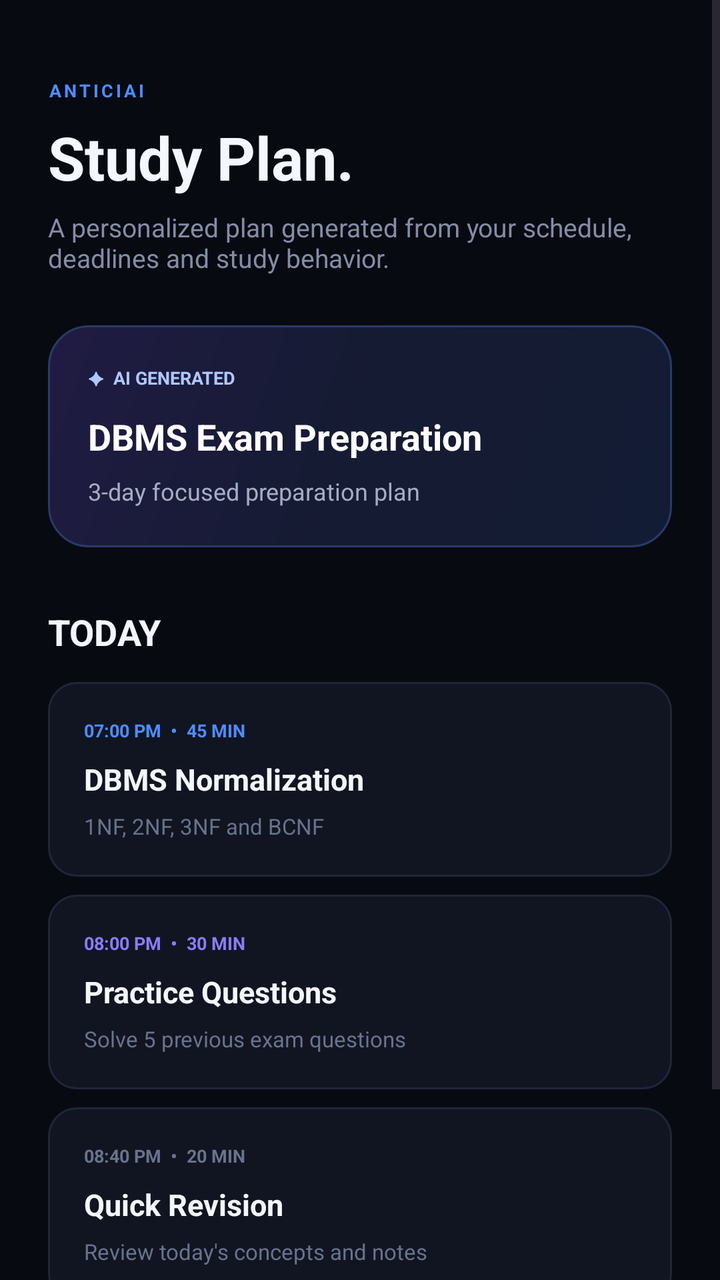
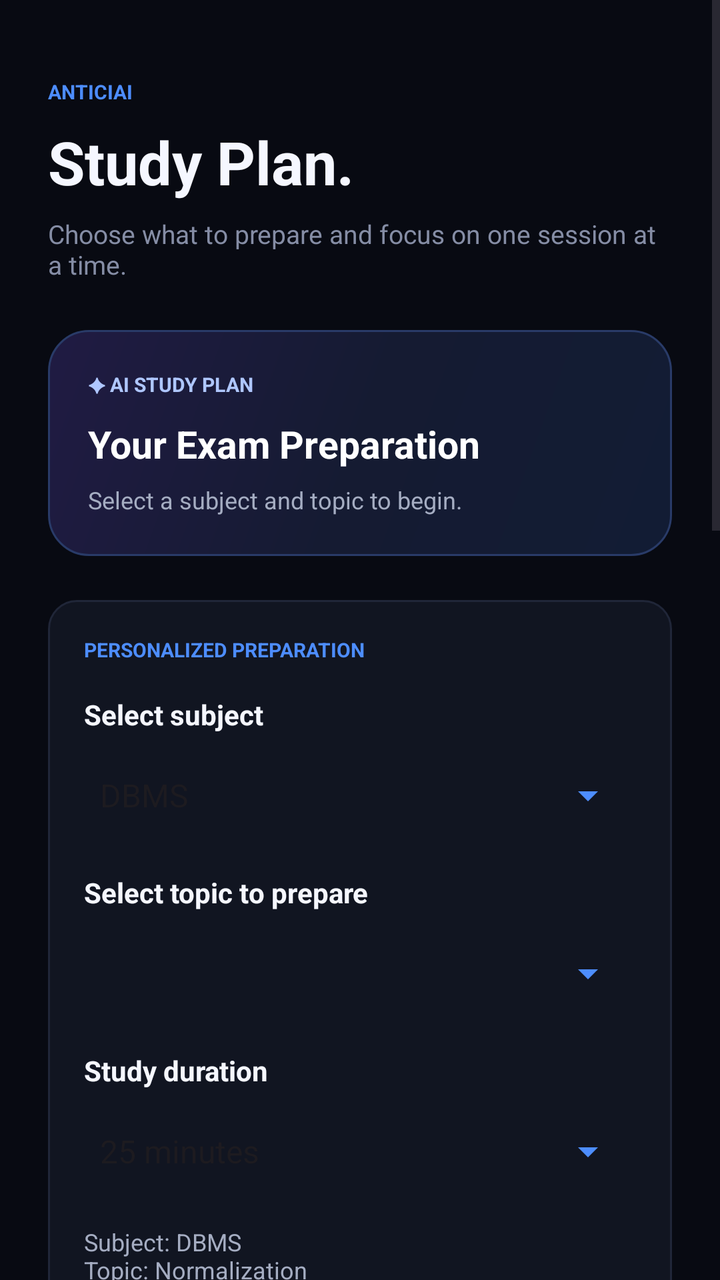

The first picture is an Android layout as it rendered before a commit; the second is the same layout after the commit. The layout source and the unified diff follow.
<!-- AndroidManifest.xml: application theme Theme.AnticiAI -->
<!-- res/layout/fragment_study_plan.xml -->
<?xml version="1.0" encoding="utf-8"?>
<ScrollView
    xmlns:android="http://schemas.android.com/apk/res/android"
    android:layout_width="match_parent"
    android:layout_height="match_parent"
    android:background="#080A12"
    android:fillViewport="true">

    <LinearLayout
        android:layout_width="match_parent"
        android:layout_height="wrap_content"
        android:orientation="vertical"
        android:padding="24dp">

        

        <TextView
            android:layout_width="wrap_content"
            android:layout_height="wrap_content"
            android:layout_marginTop="15dp"
            android:letterSpacing="0.15"
            android:text="ANTICIAI"
            android:textColor="#4D8DFF"
            android:textSize="9sp"
            android:textStyle="bold" />

        <TextView
            android:layout_width="wrap_content"
            android:layout_height="wrap_content"
            android:layout_marginTop="7dp"
            android:text="Study Plan."
            android:textColor="#F5F7FF"
            android:textSize="30sp"
            android:textStyle="bold" />

        <TextView
            android:layout_width="match_parent"
            android:layout_height="wrap_content"
            android:layout_marginTop="6dp"
            android:text="A personalized plan generated from your schedule, deadlines and study behavior."
            android:textColor="#858DA5"
            android:textSize="13sp" />

        

        <LinearLayout
            android:layout_width="match_parent"
            android:layout_height="wrap_content"
            android:layout_marginTop="25dp"
            android:background="@drawable/bg_prediction_card"
            android:orientation="vertical"
            android:padding="20dp">

            <TextView
                android:layout_width="wrap_content"
                android:layout_height="wrap_content"
                android:text="✦  AI GENERATED"
                android:textColor="#AFC7FF"
                android:textSize="9sp"
                android:textStyle="bold" />

            <TextView
                android:id="@+id/tvPlanTitle"
                android:layout_width="match_parent"
                android:layout_height="wrap_content"
                android:layout_marginTop="11dp"
                android:text="DBMS Exam Preparation"
                android:textColor="#FFFFFF"
                android:textSize="18sp"
                android:textStyle="bold" />

            <TextView
                android:id="@+id/tvPlanDescription"
                android:layout_width="match_parent"
                android:layout_height="wrap_content"
                android:layout_marginTop="7dp"
                android:text="3-day focused preparation plan"
                android:textColor="#A5ADC2"
                android:textSize="12sp" />

        </LinearLayout>

        

        <TextView
            android:layout_width="wrap_content"
            android:layout_height="wrap_content"
            android:layout_marginTop="30dp"
            android:text="TODAY"
            android:textColor="#F5F7FF"
            android:textSize="18sp"
            android:textStyle="bold" />

        

        <LinearLayout
            android:layout_width="match_parent"
            android:layout_height="wrap_content"
            android:layout_marginTop="13dp"
            android:background="@drawable/bg_main_card"
            android:orientation="vertical"
            android:padding="18dp">

            <TextView
                android:id="@+id/tvSession1Time"
                android:layout_width="wrap_content"
                android:layout_height="wrap_content"
                android:text="07:00 PM  •  45 MIN"
                android:textColor="#4D8DFF"
                android:textSize="9sp"
                android:textStyle="bold" />

            <TextView
                android:id="@+id/tvSession1Title"
                android:layout_width="match_parent"
                android:layout_height="wrap_content"
                android:layout_marginTop="8dp"
                android:text="DBMS Normalization"
                android:textColor="#F5F7FF"
                android:textSize="15sp"
                android:textStyle="bold" />

            <TextView
                android:id="@+id/tvSession1Description"
                android:layout_width="match_parent"
                android:layout_height="wrap_content"
                android:layout_marginTop="6dp"
                android:text="1NF, 2NF, 3NF and BCNF"
                android:textColor="#69738D"
                android:textSize="11sp" />

        </LinearLayout>

        

        <LinearLayout
            android:layout_width="match_parent"
            android:layout_height="wrap_content"
            android:layout_marginTop="9dp"
            android:background="@drawable/bg_main_card"
            android:orientation="vertical"
            android:padding="18dp">

            <TextView
                android:id="@+id/tvSession2Time"
                android:layout_width="wrap_content"
                android:layout_height="wrap_content"
                android:text="08:00 PM  •  30 MIN"
                android:textColor="#8B7CFF"
                android:textSize="9sp"
                android:textStyle="bold" />

            <TextView
                android:id="@+id/tvSession2Title"
                android:layout_width="match_parent"
                android:layout_height="wrap_content"
                android:layout_marginTop="8dp"
                android:text="Practice Questions"
                android:textColor="#F5F7FF"
                android:textSize="15sp"
                android:textStyle="bold" />

            <TextView
                android:id="@+id/tvSession2Description"
                android:layout_width="match_parent"
                android:layout_height="wrap_content"
                android:layout_marginTop="6dp"
                android:text="Solve 5 previous exam questions"
                android:textColor="#69738D"
                android:textSize="11sp" />

        </LinearLayout>

        

        <LinearLayout
            android:layout_width="match_parent"
            android:layout_height="wrap_content"
            android:layout_marginTop="9dp"
            android:background="@drawable/bg_main_card"
            android:orientation="vertical"
            android:padding="18dp">

            <TextView
                android:id="@+id/tvSession3Time"
                android:layout_width="wrap_content"
                android:layout_height="wrap_content"
                android:text="08:40 PM  •  20 MIN"
                android:textColor="#69738D"
                android:textSize="9sp"
                android:textStyle="bold" />

            <TextView
                android:id="@+id/tvSession3Title"
                android:layout_width="match_parent"
                android:layout_height="wrap_content"
                android:layout_marginTop="8dp"
                android:text="Quick Revision"
                android:textColor="#F5F7FF"
                android:textSize="15sp"
                android:textStyle="bold" />

            <TextView
                android:id="@+id/tvSession3Description"
                android:layout_width="match_parent"
                android:layout_height="wrap_content"
                android:layout_marginTop="6dp"
                android:text="Review today's concepts and notes"
                android:textColor="#69738D"
                android:textSize="11sp" />

        </LinearLayout>

        

        <TextView
            android:id="@+id/btnStartPlan"
            android:layout_width="match_parent"
            android:layout_height="52dp"
            android:layout_marginTop="25dp"
            android:background="@drawable/bg_profile_circle"
            android:gravity="center"
            android:text="START STUDY PLAN  →"
            android:textColor="#FFFFFF"
            android:textSize="11sp"
            android:textStyle="bold" />

    </LinearLayout>

</ScrollView>
<!-- resources referenced by this layout -->
<resources>
  <!-- drawable bg_main_card (drawable) -->
  <?xml version="1.0" encoding="utf-8"?>
  <shape xmlns:android="http://schemas.android.com/apk/res/android">
  
      <solid android:color="#111521"/>
  
      <stroke
          android:width="1dp"
          android:color="#202638"/>
  
      <corners android:radius="14dp"/>
  
  </shape>
  <!-- drawable bg_prediction_card (drawable) -->
  <?xml version="1.0" encoding="utf-8"?>
  <shape xmlns:android="http://schemas.android.com/apk/res/android">
  
      <gradient
          android:angle="135"
          android:startColor="#121C34"
          android:centerColor="#151B32"
          android:endColor="#201B43"/>
  
      <stroke
          android:width="1dp"
          android:color="#293B68"/>
  
      <corners android:radius="20dp"/>
  
  </shape>
  <!-- drawable bg_profile_circle (drawable) -->
  <?xml version="1.0" encoding="utf-8"?>
  <shape xmlns:android="http://schemas.android.com/apk/res/android"
      android:shape="oval">
  
      <gradient
          android:angle="135"
          android:startColor="#4D8DFF"
          android:endColor="#7165FF"/>
  
  </shape>
  <style name="Theme.AnticiAI" parent="Base.Theme.AnticiAI" />
  <style name="Base.Theme.AnticiAI" parent="Theme.Material3.DayNight.NoActionBar">
          
          
      </style>
</resources>

<!-- the commit's change to res/layout/fragment_study_plan.xml (unified diff, before → after) -->
@@ -1,6 +1,5 @@
 <?xml version="1.0" encoding="utf-8"?>
-<ScrollView
-    xmlns:android="http://schemas.android.com/apk/res/android"
+<ScrollView xmlns:android="http://schemas.android.com/apk/res/android"
     android:layout_width="match_parent"
     android:layout_height="match_parent"
     android:background="#080A12"
@@ -13,21 +12,19 @@
         android:padding="24dp">
 
         
-
         <TextView
             android:layout_width="wrap_content"
             android:layout_height="wrap_content"
             android:layout_marginTop="15dp"
-            android:letterSpacing="0.15"
             android:text="ANTICIAI"
             android:textColor="#4D8DFF"
-            android:textSize="9sp"
-            android:textStyle="bold" />
-
-        <TextView
-            android:layout_width="wrap_content"
-            android:layout_height="wrap_content"
-            android:layout_marginTop="7dp"
+            android:textSize="10sp"
+            android:textStyle="bold" />
+
+        <TextView
+            android:layout_width="match_parent"
+            android:layout_height="wrap_content"
+            android:layout_marginTop="8dp"
             android:text="Study Plan."
             android:textColor="#F5F7FF"
             android:textSize="30sp"
@@ -36,17 +33,16 @@
         <TextView
             android:layout_width="match_parent"
             android:layout_height="wrap_content"
-            android:layout_marginTop="6dp"
-            android:text="A personalized plan generated from your schedule, deadlines and study behavior."
+            android:layout_marginTop="7dp"
+            android:text="Choose what to prepare and focus on one session at a time."
             android:textColor="#858DA5"
             android:textSize="13sp" />
 
         
-
-        <LinearLayout
-            android:layout_width="match_parent"
-            android:layout_height="wrap_content"
-            android:layout_marginTop="25dp"
+        <LinearLayout
+            android:layout_width="match_parent"
+            android:layout_height="wrap_content"
+            android:layout_marginTop="24dp"
             android:background="@drawable/bg_prediction_card"
             android:orientation="vertical"
             android:padding="20dp">
@@ -54,19 +50,19 @@
             <TextView
                 android:layout_width="wrap_content"
                 android:layout_height="wrap_content"
-                android:text="✦  AI GENERATED"
+                android:text="✦ AI STUDY PLAN"
                 android:textColor="#AFC7FF"
-                android:textSize="9sp"
+                android:textSize="10sp"
                 android:textStyle="bold" />
 
             <TextView
                 android:id="@+id/tvPlanTitle"
                 android:layout_width="match_parent"
                 android:layout_height="wrap_content"
-                android:layout_marginTop="11dp"
-                android:text="DBMS Exam Preparation"
+                android:layout_marginTop="10dp"
+                android:text="Your Exam Preparation"
                 android:textColor="#FFFFFF"
-                android:textSize="18sp"
+                android:textSize="19sp"
                 android:textStyle="bold" />
 
             <TextView
@@ -74,25 +70,118 @@
                 android:layout_width="match_parent"
                 android:layout_height="wrap_content"
                 android:layout_marginTop="7dp"
-                android:text="3-day focused preparation plan"
+                android:text="Select a subject and topic to begin."
                 android:textColor="#A5ADC2"
                 android:textSize="12sp" />
-
-        </LinearLayout>
-
-        
-
-        <TextView
-            android:layout_width="wrap_content"
+        </LinearLayout>
+
+        
+        <LinearLayout
+            android:id="@+id/layoutPreparation"
+            android:layout_width="match_parent"
+            android:layout_height="wrap_content"
+            android:layout_marginTop="22dp"
+            android:background="@drawable/bg_main_card"
+            android:orientation="vertical"
+            android:padding="18dp">
+
+            <TextView
+                android:layout_width="match_parent"
+                android:layout_height="wrap_content"
+                android:text="PERSONALIZED PREPARATION"
+                android:textColor="#4D8DFF"
+                android:textSize="10sp"
+                android:textStyle="bold" />
+
+            <TextView
+                android:layout_width="match_parent"
+                android:layout_height="wrap_content"
+                android:layout_marginTop="16dp"
+                android:text="Select subject"
+                android:textColor="#F5F7FF"
+                android:textSize="14sp"
+                android:textStyle="bold" />
+
+            <Spinner
+                android:id="@+id/spStudySubject"
+                android:layout_width="match_parent"
+                android:layout_height="50dp"
+                android:layout_marginTop="6dp"
+                android:backgroundTint="#4D8DFF"
+                android:entries="@array/study_subjects"
+                android:popupBackground="#151A2A" />
+
+            <TextView
+                android:layout_width="match_parent"
+                android:layout_height="wrap_content"
+                android:layout_marginTop="14dp"
+                android:text="Select topic to prepare"
+                android:textColor="#F5F7FF"
+                android:textSize="14sp"
+                android:textStyle="bold" />
+
+            <Spinner
+                android:id="@+id/spStudyTopic"
+                android:layout_width="match_parent"
+                android:layout_height="50dp"
+                android:layout_marginTop="6dp"
+                android:backgroundTint="#4D8DFF"
+                android:popupBackground="#151A2A" />
+
+            <TextView
+                android:layout_width="match_parent"
+                android:layout_height="wrap_content"
+                android:layout_marginTop="14dp"
+                android:text="Study duration"
+                android:textColor="#F5F7FF"
+                android:textSize="14sp"
+                android:textStyle="bold" />
+
+            <Spinner
+                android:id="@+id/spStudyDuration"
+                android:layout_width="match_parent"
+                android:layout_height="50dp"
+                android:layout_marginTop="6dp"
+                android:backgroundTint="#4D8DFF"
+                android:entries="@array/study_timer_durations"
+                android:popupBackground="#151A2A" />
+
+            <TextView
+                android:id="@+id/tvSelectedPreparation"
+                android:layout_width="match_parent"
+                android:layout_height="wrap_content"
+                android:layout_marginTop="12dp"
+                android:text="Subject: DBMS&#10;Topic: Normalization&#10;Duration: 25 minutes"
+                android:textColor="#A5ADC2"
+                android:textSize="12sp" />
+
+            <TextView
+                android:id="@+id/btnStartSelectedPreparation"
+                android:layout_width="match_parent"
+                android:layout_height="52dp"
+                android:layout_marginTop="16dp"
+                android:background="@drawable/bg_profile_circle"
+                android:clickable="true"
+                android:focusable="true"
+                android:gravity="center"
+                android:text="START THIS PREPARATION"
+                android:textColor="#FFFFFF"
+                android:textSize="11sp"
+                android:textStyle="bold" />
+
+        </LinearLayout>
+
+        
+        <TextView
+            android:layout_width="match_parent"
             android:layout_height="wrap_content"
             android:layout_marginTop="30dp"
-            android:text="TODAY"
+            android:text="TODAY'S PLAN"
             android:textColor="#F5F7FF"
             android:textSize="18sp"
             android:textStyle="bold" />
 
         
-
         <LinearLayout
             android:layout_width="match_parent"
             android:layout_height="wrap_content"
@@ -103,11 +192,11 @@
 
             <TextView
                 android:id="@+id/tvSession1Time"
-                android:layout_width="wrap_content"
-                android:layout_height="wrap_content"
-                android:text="07:00 PM  •  45 MIN"
+                android:layout_width="match_parent"
+                android:layout_height="wrap_content"
+                android:text="SESSION 1"
                 android:textColor="#4D8DFF"
-                android:textSize="9sp"
+                android:textSize="10sp"
                 android:textStyle="bold" />
 
             <TextView
@@ -115,6 +204,8 @@
                 android:layout_width="match_parent"
                 android:layout_height="wrap_content"
                 android:layout_marginTop="8dp"
+                android:clickable="true"
+                android:focusable="true"
                 android:text="DBMS Normalization"
                 android:textColor="#F5F7FF"
                 android:textSize="15sp"
@@ -125,106 +216,272 @@
                 android:layout_width="match_parent"
                 android:layout_height="wrap_content"
                 android:layout_marginTop="6dp"
-                android:text="1NF, 2NF, 3NF and BCNF"
+                android:text="Tap to select this session"
+                android:textColor="#858DA5"
+                android:textSize="12sp" />
+        </LinearLayout>
+
+        
+        <LinearLayout
+            android:layout_width="match_parent"
+            android:layout_height="wrap_content"
+            android:layout_marginTop="10dp"
+            android:background="@drawable/bg_main_card"
+            android:orientation="vertical"
+            android:padding="18dp">
+
+            <TextView
+                android:id="@+id/tvSession2Time"
+                android:layout_width="match_parent"
+                android:layout_height="wrap_content"
+                android:text="SESSION 2"
+                android:textColor="#8B7CFF"
+                android:textSize="10sp"
+                android:textStyle="bold" />
+
+            <TextView
+                android:id="@+id/tvSession2Title"
+                android:layout_width="match_parent"
+                android:layout_height="wrap_content"
+                android:layout_marginTop="8dp"
+                android:clickable="true"
+                android:focusable="true"
+                android:text="Practice Questions"
+                android:textColor="#F5F7FF"
+                android:textSize="15sp"
+                android:textStyle="bold" />
+
+            <TextView
+                android:id="@+id/tvSession2Description"
+                android:layout_width="match_parent"
+                android:layout_height="wrap_content"
+                android:layout_marginTop="6dp"
+                android:text="Tap to select this session"
+                android:textColor="#858DA5"
+                android:textSize="12sp" />
+        </LinearLayout>
+
+        
+        <LinearLayout
+            android:layout_width="match_parent"
+            android:layout_height="wrap_content"
+            android:layout_marginTop="10dp"
+            android:background="@drawable/bg_main_card"
+            android:orientation="vertical"
+            android:padding="18dp">
+
+            <TextView
+                android:id="@+id/tvSession3Time"
+                android:layout_width="match_parent"
+                android:layout_height="wrap_content"
+                android:text="SESSION 3"
                 android:textColor="#69738D"
-                android:textSize="11sp" />
-
-        </LinearLayout>
-
-        
-
-        <LinearLayout
-            android:layout_width="match_parent"
-            android:layout_height="wrap_content"
-            android:layout_marginTop="9dp"
-            android:background="@drawable/bg_main_card"
-            android:orientation="vertical"
-            android:padding="18dp">
-
-            <TextView
-                android:id="@+id/tvSession2Time"
-                android:layout_width="wrap_content"
-                android:layout_height="wrap_content"
-                android:text="08:00 PM  •  30 MIN"
-                android:textColor="#8B7CFF"
-                android:textSize="9sp"
-                android:textStyle="bold" />
-
-            <TextView
-                android:id="@+id/tvSession2Title"
+                android:textSize="10sp"
+                android:textStyle="bold" />
+
+            <TextView
+                android:id="@+id/tvSession3Title"
                 android:layout_width="match_parent"
                 android:layout_height="wrap_content"
                 android:layout_marginTop="8dp"
-                android:text="Practice Questions"
+                android:clickable="true"
+                android:focusable="true"
+                android:text="Quick Revision"
                 android:textColor="#F5F7FF"
                 android:textSize="15sp"
                 android:textStyle="bold" />
 
             <TextView
-                android:id="@+id/tvSession2Description"
-                android:layout_width="match_parent"
-                android:layout_height="wrap_content"
-                android:layout_marginTop="6dp"
-                android:text="Solve 5 previous exam questions"
-                android:textColor="#69738D"
-                android:textSize="11sp" />
-
-        </LinearLayout>
-
-        
-
-        <LinearLayout
-            android:layout_width="match_parent"
-            android:layout_height="wrap_content"
-            android:layout_marginTop="9dp"
-            android:background="@drawable/bg_main_card"
-            android:orientation="vertical"
-            android:padding="18dp">
-
-            <TextView
-                android:id="@+id/tvSession3Time"
-                android:layout_width="wrap_content"
-                android:layout_height="wrap_content"
-                android:text="08:40 PM  •  20 MIN"
-                android:textColor="#69738D"
-                android:textSize="9sp"
-                android:textStyle="bold" />
-
-            <TextView
-                android:id="@+id/tvSession3Title"
-                android:layout_width="match_parent"
-                android:layout_height="wrap_content"
-                android:layout_marginTop="8dp"
-                android:text="Quick Revision"
-                android:textColor="#F5F7FF"
-                android:textSize="15sp"
-                android:textStyle="bold" />
-
-            <TextView
                 android:id="@+id/tvSession3Description"
                 android:layout_width="match_parent"
                 android:layout_height="wrap_content"
                 android:layout_marginTop="6dp"
-                android:text="Review today's concepts and notes"
-                android:textColor="#69738D"
-                android:textSize="11sp" />
-
-        </LinearLayout>
-
-        
-
+                android:text="Tap to select this session"
+                android:textColor="#858DA5"
+                android:textSize="12sp" />
+        </LinearLayout>
+
+        
         <TextView
             android:id="@+id/btnStartPlan"
             android:layout_width="match_parent"
             android:layout_height="52dp"
-            android:layout_marginTop="25dp"
+            android:layout_marginTop="22dp"
             android:background="@drawable/bg_profile_circle"
+            android:clickable="true"
+            android:focusable="true"
             android:gravity="center"
-            android:text="START STUDY PLAN  →"
+            android:text="START STUDY PLAN"
             android:textColor="#FFFFFF"
             android:textSize="11sp"
             android:textStyle="bold" />
 
+        
+        <LinearLayout
+            android:layout_width="match_parent"
+            android:layout_height="wrap_content"
+            android:layout_marginTop="20dp"
+            android:background="@drawable/bg_main_card"
+            android:orientation="vertical"
+            android:padding="20dp">
+
+            <TextView
+                android:layout_width="match_parent"
+                android:layout_height="wrap_content"
+                android:gravity="center"
+                android:text="FOCUS TIMER"
+                android:textColor="#858DA5"
+                android:textSize="10sp"
+                android:textStyle="bold" />
+
+            <TextView
+                android:id="@+id/tvTimer"
+                android:layout_width="match_parent"
+                android:layout_height="wrap_content"
+                android:layout_marginTop="10dp"
+                android:gravity="center"
+                android:text="25:00"
+                android:textColor="#4D8DFF"
+                android:textSize="44sp"
+                android:textStyle="bold"
+                android:visibility="gone" />
+
+            <TextView
+                android:id="@+id/btnPauseResume"
+                android:layout_width="match_parent"
+                android:layout_height="48dp"
+                android:layout_marginTop="16dp"
+                android:background="@drawable/bg_profile_circle"
+                android:clickable="true"
+                android:focusable="true"
+                android:gravity="center"
+                android:text="PAUSE"
+                android:textColor="#FFFFFF"
+                android:textSize="11sp"
+                android:textStyle="bold"
+                android:visibility="gone" />
+
+            <TextView
+                android:id="@+id/btnFinishSession"
+                android:layout_width="match_parent"
+                android:layout_height="48dp"
+                android:layout_marginTop="10dp"
+                android:background="@drawable/bg_main_card"
+                android:clickable="true"
+                android:focusable="true"
+                android:gravity="center"
+                android:text="FINISH STUDY SESSION"
+                android:textColor="#FFFFFF"
+                android:textSize="11sp"
+                android:textStyle="bold"
+                android:visibility="gone" />
+
+        </LinearLayout>
+
+        
+        <TextView
+            android:layout_width="match_parent"
+            android:layout_height="wrap_content"
+            android:layout_marginTop="32dp"
+            android:text="YOUR PROGRESS"
+            android:textColor="#4D8DFF"
+            android:textSize="10sp"
+            android:textStyle="bold" />
+
+        <TextView
+            android:layout_width="match_parent"
+            android:layout_height="wrap_content"
+            android:layout_marginTop="7dp"
+            android:text="Study History"
+            android:textColor="#F5F7FF"
+            android:textSize="22sp"
+            android:textStyle="bold" />
+
+        
+        <LinearLayout
+            android:layout_width="match_parent"
+            android:layout_height="wrap_content"
+            android:layout_marginTop="14dp"
+            android:background="@drawable/bg_main_card"
+            android:orientation="horizontal"
+            android:padding="16dp">
+
+            <LinearLayout
+                android:layout_width="0dp"
+                android:layout_height="wrap_content"
+                android:layout_weight="1"
+                android:orientation="vertical">
+
+                <TextView
+                    android:layout_width="match_parent"
+                    android:layout_height="wrap_content"
+                    android:text="TOTAL STUDY TIME"
+                    android:textColor="#858DA5"
+                    android:textSize="9sp"
+                    android:textStyle="bold" />
+
+                <TextView
+                    android:id="@+id/tvTotalStudyTime"
+                    android:layout_width="match_parent"
+                    android:layout_height="wrap_content"
+                    android:layout_marginTop="8dp"
+                    android:text="0 min"
+                    android:textColor="#FFFFFF"
+                    android:textSize="22sp"
+                    android:textStyle="bold" />
+            </LinearLayout>
+
+            <View
+                android:layout_width="1dp"
+                android:layout_height="match_parent"
+                android:layout_marginHorizontal="12dp"
+                android:background="#293047" />
+
+            <LinearLayout
+                android:layout_width="0dp"
+                android:layout_height="wrap_content"
+                android:layout_weight="1"
+                android:orientation="vertical">
+
+                <TextView
+                    android:layout_width="match_parent"
+                    android:layout_height="wrap_content"
+                    android:text="COMPLETED SESSIONS"
+                    android:textColor="#858DA5"
+                    android:textSize="9sp"
+                    android:textStyle="bold" />
+
+                <TextView
+                    android:id="@+id/tvCompletedSessions"
+                    android:layout_width="match_parent"
+                    android:layout_height="wrap_content"
+                    android:layout_marginTop="8dp"
+                    android:text="0"
+                    android:textColor="#FFFFFF"
+                    android:textSize="22sp"
+                    android:textStyle="bold" />
+            </LinearLayout>
+        </LinearLayout>
+
+        <TextView
+            android:id="@+id/tvHistoryStatus"
+            android:layout_width="match_parent"
+            android:layout_height="wrap_content"
+            android:layout_marginTop="14dp"
+            android:text="Loading your study history..."
+            android:textColor="#858DA5"
+            android:textSize="12sp" />
+
+        <LinearLayout
+            android:id="@+id/layoutStudyHistory"
+            android:layout_width="match_parent"
+            android:layout_height="wrap_content"
+            android:layout_marginTop="8dp"
+            android:orientation="vertical" />
+
+        <View
+            android:layout_width="match_parent"
+            android:layout_height="24dp" />
+
     </LinearLayout>
-
 </ScrollView>
<!-- resource entries referenced after the edit -->
@@ -1,5 +1,19 @@
 <!-- resources referenced by this layout -->
 <resources>
+  <string-array name="study_subjects">
+          <item>DBMS</item>
+          <item>Java</item>
+          <item>Operating Systems</item>
+          <item>Computer Networks</item>
+          <item>Data Structures</item>
+          <item>Software Engineering</item>
+      </string-array>
+  <string-array name="study_timer_durations">
+          <item>25 minutes</item>
+          <item>30 minutes</item>
+          <item>45 minutes</item>
+          <item>60 minutes</item>
+      </string-array>
   <!-- drawable bg_main_card (drawable) -->
   <?xml version="1.0" encoding="utf-8"?>
   <shape xmlns:android="http://schemas.android.com/apk/res/android">
